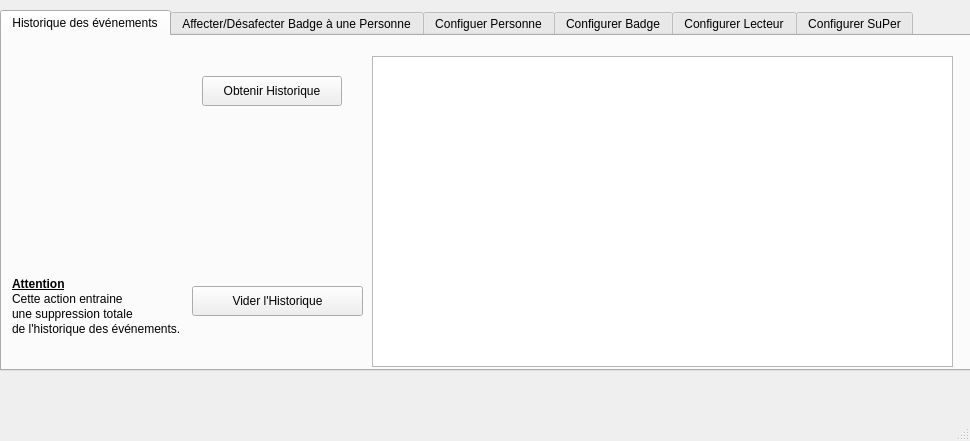
Before: the Qt Designer form 31-Configurer/cme_badge/SuPer_SCHERER_backend/configurer.ui in NicolasScherer/ProjetSuPer, drawn with Qt 5.
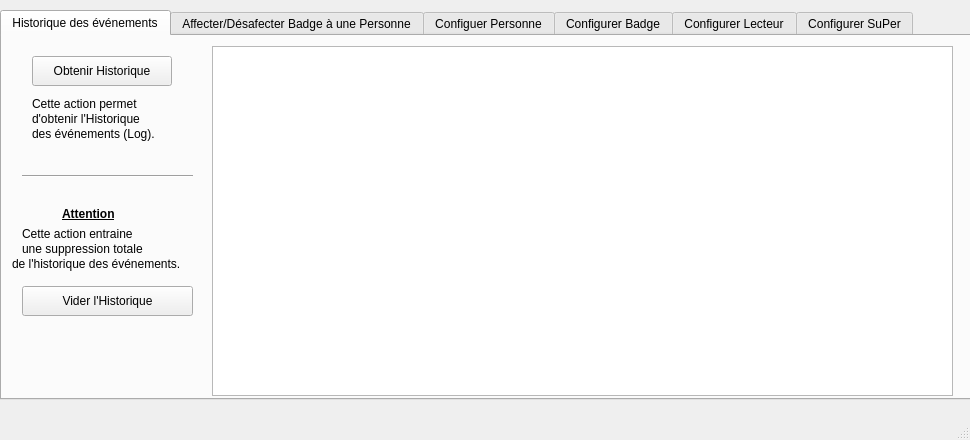
After: the same form once the commit is applied.

What changed in the file:
```diff
--- a/31-Configurer/cme_badge/SuPer_SCHERER_backend/configurer.ui
+++ b/31-Configurer/cme_badge/SuPer_SCHERER_backend/configurer.ui
@@ -7,7 +7,7 @@
     <x>0</x>
     <y>0</y>
     <width>970</width>
-    <height>441</height>
+    <height>440</height>
    </rect>
   </property>
   <property name="windowTitle">
@@ -20,7 +20,7 @@
       <x>0</x>
       <y>10</y>
       <width>971</width>
-      <height>361</height>
+      <height>390</height>
      </rect>
     </property>
     <property name="currentIndex">
@@ -33,8 +33,8 @@
      <widget class="QPushButton" name="btAffLog">
       <property name="geometry">
        <rect>
-        <x>200</x>
-        <y>40</y>
+        <x>30</x>
+        <y>20</y>
         <width>140</width>
         <height>30</height>
        </rect>
@@ -46,7 +46,7 @@
      <widget class="QPushButton" name="btSuppLog">
       <property name="geometry">
        <rect>
-        <x>190</x>
+        <x>20</x>
         <y>250</y>
         <width>171</width>
         <height>30</height>
@@ -59,8 +59,8 @@
      <widget class="QLabel" name="label">
       <property name="geometry">
        <rect>
-        <x>10</x>
-        <y>255</y>
+        <x>20</x>
+        <y>190</y>
         <width>141</width>
         <height>16</height>
        </rect>
@@ -75,8 +75,8 @@
      <widget class="QLabel" name="label_2">
       <property name="geometry">
        <rect>
-        <x>10</x>
-        <y>270</y>
+        <x>20</x>
+        <y>205</y>
         <width>141</width>
         <height>16</height>
        </rect>
@@ -92,7 +92,7 @@
       <property name="geometry">
        <rect>
         <x>10</x>
-        <y>285</y>
+        <y>220</y>
         <width>201</width>
         <height>16</height>
        </rect>
@@ -104,8 +104,8 @@
      <widget class="QLabel" name="label_4">
       <property name="geometry">
        <rect>
-        <x>10</x>
-        <y>240</y>
+        <x>60</x>
+        <y>170</y>
         <width>71</width>
         <height>16</height>
        </rect>
@@ -124,13 +124,71 @@
      <widget class="QTextEdit" name="txtLog">
       <property name="geometry">
        <rect>
-        <x>370</x>
-        <y>20</y>
-        <width>581</width>
-        <height>311</height>
+        <x>210</x>
+        <y>10</y>
+        <width>741</width>
+        <height>350</height>
        </rect>
       </property>
      </widget>
+     <widget class="QLabel" name="label_5">
+      <property name="geometry">
+       <rect>
+        <x>30</x>
+        <y>60</y>
+        <width>141</width>
+        <height>16</height>
+       </rect>
+      </property>
+      <property name="text">
+       <string>Cette action permet</string>
+      </property>
+      <property name="textFormat">
+       <enum>Qt::AutoText</enum>
+      </property>
+     </widget>
+     <widget class="QLabel" name="label_6">
+      <property name="geometry">
+       <rect>
+        <x>30</x>
+        <y>75</y>
+        <width>141</width>
+        <height>16</height>
+       </rect>
+      </property>
+      <property name="text">
+       <string>d'obtenir l'Historique</string>
+      </property>
+      <property name="textFormat">
+       <enum>Qt::AutoText</enum>
+      </property>
+     </widget>
+     <widget class="QLabel" name="label_7">
+      <property name="geometry">
+       <rect>
+        <x>30</x>
+        <y>90</y>
+        <width>141</width>
+        <height>16</height>
+       </rect>
+      </property>
+      <property name="text">
+       <string>des événements (Log).</string>
+      </property>
+     </widget>
+     <widget class="Line" name="line">
+      <property name="geometry">
+       <rect>
+        <x>20</x>
+        <y>130</y>
+        <width>171</width>
+        <height>20</height>
+       </rect>
+      </property>
+      <property name="orientation">
+       <enum>Qt::Horizontal</enum>
+      </property>
+     </widget>
     </widget>
     <widget class="QWidget" name="tab">
      <attribute name="title">
```
